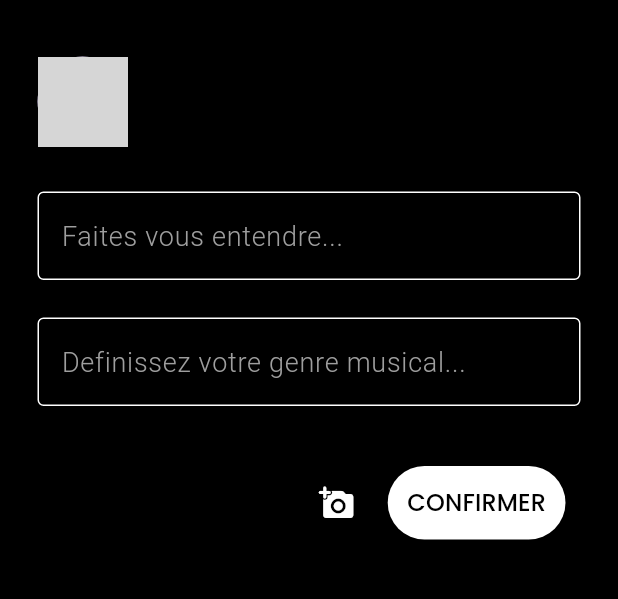
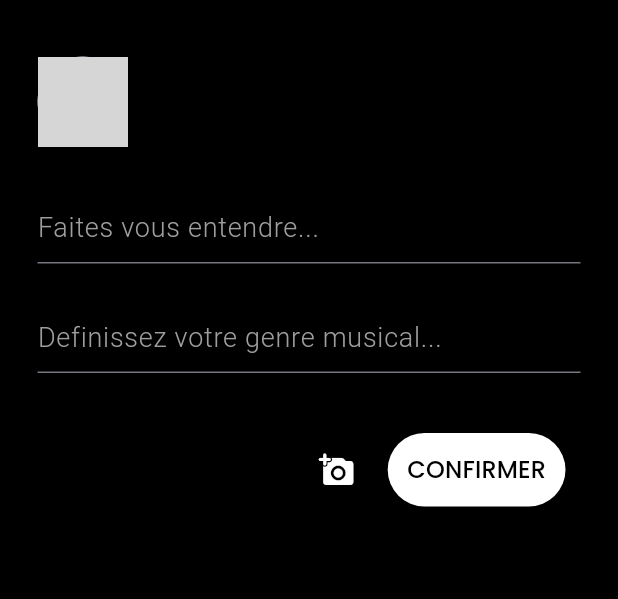
Before and after one commit to Flinguee75/WIKIBARZ, a Flutter app: the Post screen opened directly, on a phone screen of 412 x 824 dp, the part 65-664 px from its top. Run offline on Flutter 3.47's test engine with Material 3 defaults, Android fonts, the phone set to English and light mode, and no system bars; our stand-ins replace animate_do, cloud_firestore, firebase_auth, firebase_core, google_fonts, image_picker and 3 more; accounts and stored records are empty; network calls fail; grey boxes are pictures that could not be loaded.

```diff
--- a/lib/elements/text_field.dart
+++ b/lib/elements/text_field.dart
@@ -25,16 +25,7 @@ class MyTextField extends StatelessWidget {
         hintStyle: const TextStyle(
           color: Colors.grey,
         ),
-        focusedBorder: const OutlineInputBorder(
-          borderSide: BorderSide(
-            color: Colors.white,
-          ),
-        ),
-        enabledBorder: const OutlineInputBorder(
-          borderSide: BorderSide(
-            color: Colors.white,
-          ),
-        ),
+        focusedBorder: const UnderlineInputBorder(),
       ),
     );
   }
--- a/lib/welcome_pages/welcome.dart
+++ b/lib/welcome_pages/welcome.dart
@@ -22,7 +22,6 @@ class _WelcomePageState extends State<WelcomePage> {
       ..initialize().then((_) {
         _controller.play();
         _controller.setLooping(true);
-        // Ensure the first frame is shown after the video is initialized
         setState(() {});
       });
   }
@@ -52,7 +51,7 @@ class _WelcomePageState extends State<WelcomePage> {
                   alignment: Alignment.topRight,
                   child: fadeIn_fadeOut(
                     image: Container(
-                      margin: const EdgeInsets.only(right: 10),
+                      margin: const EdgeInsets.all(10),
                       child: Image.asset(
                         'images/titre.png',
                         width: 300,
--- a/pubspec.yaml
+++ b/pubspec.yaml
@@ -45,6 +45,8 @@ dependencies:
   cloud_firestore: ^4.8.4
   firebase_storage: ^11.2.5
   page_transition: ^2.1.0
+  rive: ^0.12.4
+  wave: ^0.2.2
 
 dev_dependencies:
   flutter_test:
```
Also changed, not shown: lib/authentification/SignIn.dart (+30 -3 lines), pubspec.lock, 3 other files.
